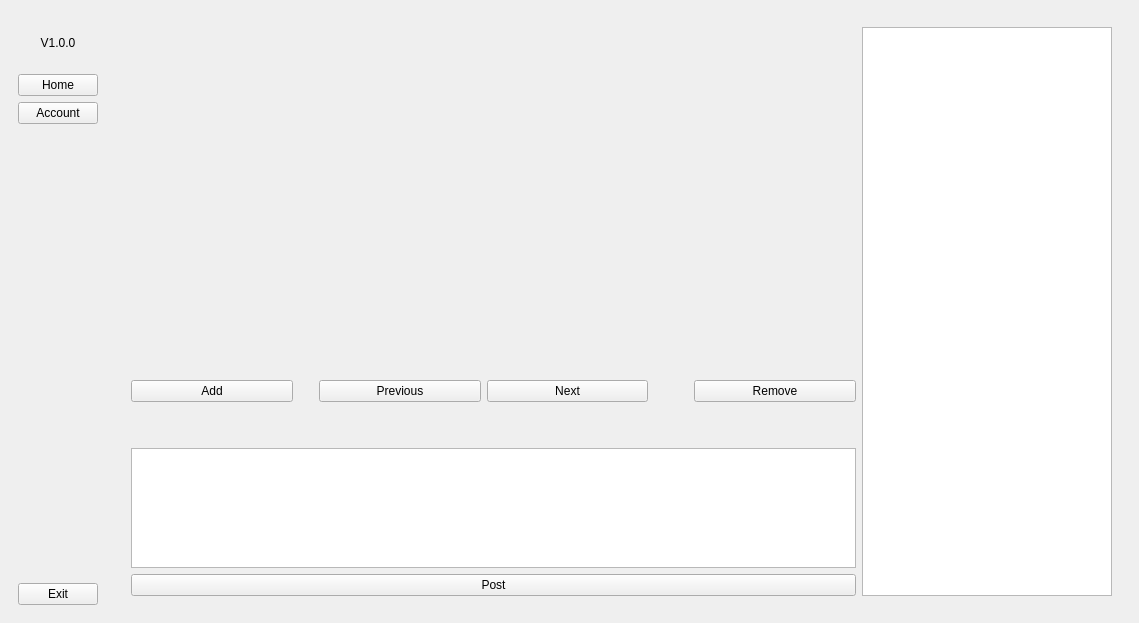
Above: main.ui from 4yami/social_media_automation_v2 before the change. Below: the same form after it.
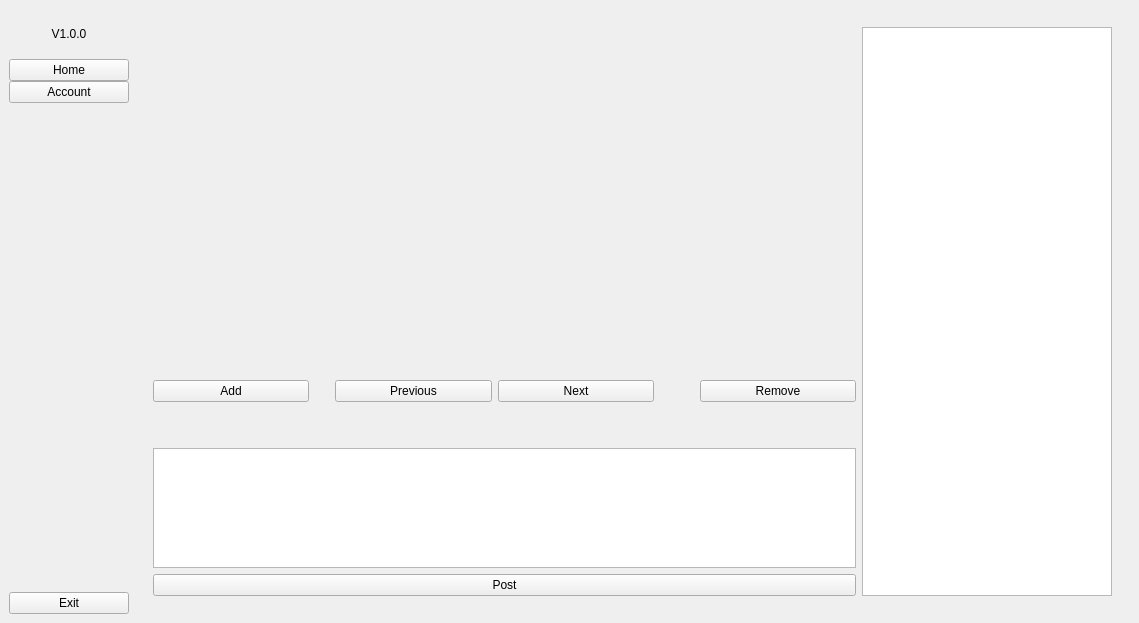
That is the form after the change.

Patch:
```diff
--- a/main.ui
+++ b/main.ui
@@ -19,6 +19,12 @@
   <property name="windowTitle">
    <string>MainWindow</string>
   </property>
+  <property name="iconSize">
+   <size>
+    <width>64</width>
+    <height>64</height>
+   </size>
+  </property>
   <widget class="QWidget" name="centralwidget">
    <property name="sizePolicy">
     <sizepolicy hsizetype="Expanding" vsizetype="Expanding">
@@ -30,18 +36,39 @@
     <item>
      <widget class="QWidget" name="sidebar_widget" native="true">
       <property name="sizePolicy">
-       <sizepolicy hsizetype="Minimum" vsizetype="Expanding">
+       <sizepolicy hsizetype="Preferred" vsizetype="Expanding">
         <horstretch>0</horstretch>
         <verstretch>0</verstretch>
        </sizepolicy>
       </property>
+      <property name="minimumSize">
+       <size>
+        <width>120</width>
+        <height>0</height>
+       </size>
+      </property>
       <property name="maximumSize">
        <size>
-        <width>100</width>
+        <width>200</width>
         <height>16777215</height>
        </size>
       </property>
       <layout class="QVBoxLayout" name="verticalLayout">
+       <property name="spacing">
+        <number>0</number>
+       </property>
+       <property name="leftMargin">
+        <number>0</number>
+       </property>
+       <property name="topMargin">
+        <number>0</number>
+       </property>
+       <property name="rightMargin">
+        <number>0</number>
+       </property>
+       <property name="bottomMargin">
+        <number>0</number>
+       </property>
        <item alignment="Qt::AlignHCenter">
         <widget class="QLabel" name="logo_label">
          <property name="minimumSize">
@@ -69,6 +96,12 @@
          <property name="text">
           <string>Home</string>
          </property>
+         <property name="checkable">
+          <bool>true</bool>
+         </property>
+         <property name="autoExclusive">
+          <bool>true</bool>
+         </property>
         </widget>
        </item>
        <item>
@@ -76,6 +109,12 @@
          <property name="text">
           <string>Account</string>
          </property>
+         <property name="checkable">
+          <bool>true</bool>
+         </property>
+         <property name="autoExclusive">
+          <bool>true</bool>
+         </property>
         </widget>
        </item>
        <item>
@@ -121,6 +160,12 @@
                  <verstretch>0</verstretch>
                 </sizepolicy>
                </property>
+               <property name="minimumSize">
+                <size>
+                 <width>125</width>
+                 <height>0</height>
+                </size>
+               </property>
                <property name="font">
                 <font>
                  <pointsize>15</pointsize>
```
